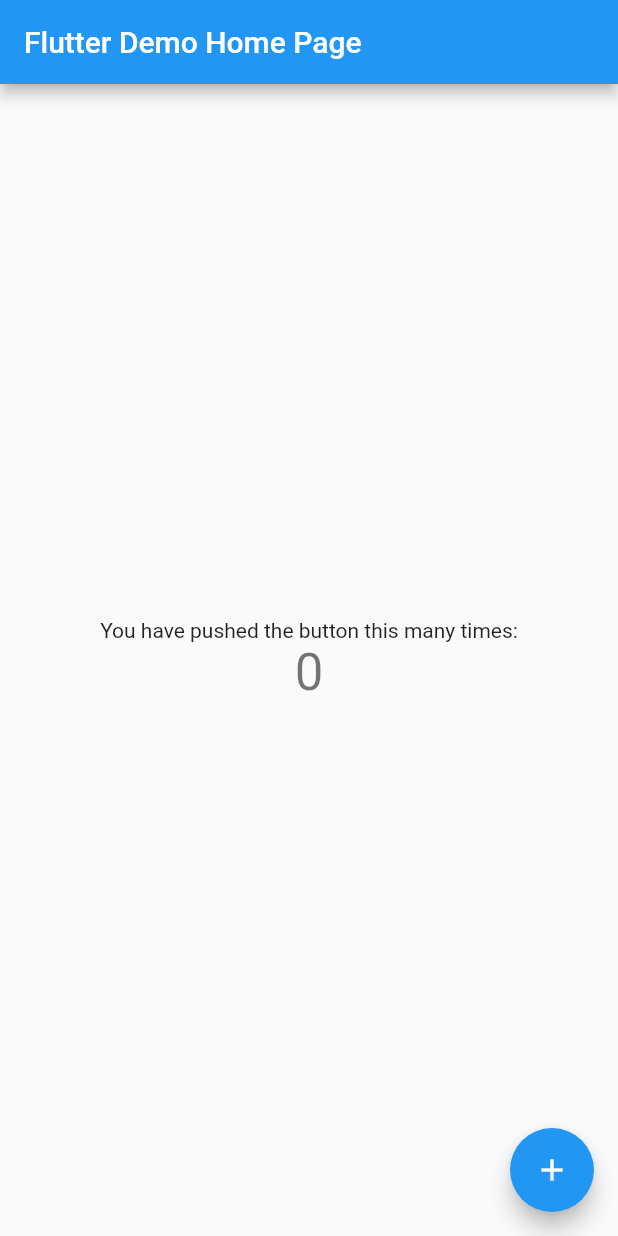
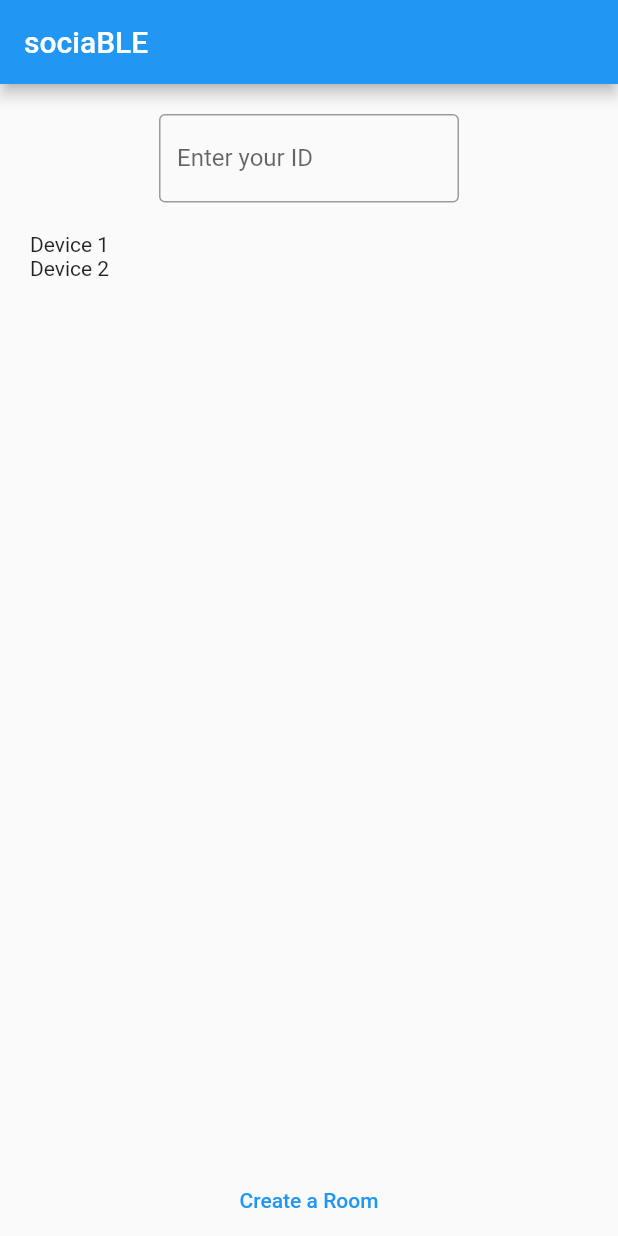
Before and after one commit to jameschoi97/sociaBLE_flutter, a Flutter app: the screen it shows after launch, on a phone screen of 412 x 824 dp. Run offline on Flutter 3.47's test engine with Material 2 defaults, Android fonts, the phone set to English and light mode, and no system bars; our stand-ins replace get.

Commit message:
no message

```diff
--- a/lib/config/constants/ui/theme_constants.dart
+++ b/lib/config/constants/ui/theme_constants.dart
@@ -0,0 +1,4 @@
+import 'dart:ui';
+
+import 'package:flutter/material.dart';
+import 'package:get/get.dart';
--- a/lib/main.dart
+++ b/lib/main.dart
@@ -1,113 +1,7 @@
 import 'package:flutter/material.dart';
 
+import 'sociable_app.dart';
+
 void main() {
-  runApp(MyApp());
+  runApp(SociableApp());
 }
-
-class MyApp extends StatelessWidget {
-  // This widget is the root of your application.
-  @override
-  Widget build(BuildContext context) {
-    return MaterialApp(
-      title: 'Flutter Demo',
-      theme: ThemeData(
-        // This is the theme of your application.
-        //
-        // Try running your application with "flutter run". You'll see the
-        // application has a blue toolbar. Then, without quitting the app, try
-        // changing the primarySwatch below to Colors.green and then invoke
-        // "hot reload" (press "r" in the console where you ran "flutter run",
-        // or simply save your changes to "hot reload" in a Flutter IDE).
-        // Notice that the counter didn't reset back to zero; the application
-        // is not restarted.
-        primarySwatch: Colors.blue,
-      ),
-      home: MyHomePage(title: 'Flutter Demo Home Page'),
-    );
-  }
-}
-
-class MyHomePage extends StatefulWidget {
-  MyHomePage({Key key, this.title}) : super(key: key);
-
-  // This widget is the home page of your application. It is stateful, meaning
-  // that it has a State object (defined below) that contains fields that affect
-  // how it looks.
-
-  // This class is the configuration for the state. It holds the values (in this
-  // case the title) provided by the parent (in this case the App widget) and
-  // used by the build method of the State. Fields in a Widget subclass are
-  // always marked "final".
-
-  final String title;
-
-  @override
-  _MyHomePageState createState() => _MyHomePageState();
-}
-
-class _MyHomePageState extends State<MyHomePage> {
-  int _counter = 0;
-
-  void _incrementCounter() {
-    setState(() {
-      // This call to setState tells the Flutter framework that something has
-      // changed in this State, which causes it to rerun the build method below
-      // so that the display can reflect the updated values. If we changed
-      // _counter without calling setState(), then the build method would not be
-      // called again, and so nothing would appear to happen.
-      _counter++;
-    });
-  }
-
-  @override
-  Widget build(BuildContext context) {
-    // This method is rerun every time setState is called, for instance as done
-    // by the _incrementCounter method above.
-    //
-    // The Flutter framework has been optimized to make rerunning build methods
-    // fast, so that you can just rebuild anything that needs updating rather
-    // than having to individually change instances of widgets.
-    return Scaffold(
-      appBar: AppBar(
-        // Here we take the value from the MyHomePage object that was created by
-        // the App.build method, and use it to set our appbar title.
-        title: Text(widget.title),
-      ),
-      body: Center(
-        // Center is a layout widget. It takes a single child and positions it
-        // in the middle of the parent.
-        child: Column(
-          // Column is also a layout widget. It takes a list of children and
-          // arranges them vertically. By default, it sizes itself to fit its
-          // children horizontally, and tries to be as tall as its parent.
-          //
-          // Invoke "debug painting" (press "p" in the console, choose the
-          // "Toggle Debug Paint" action from the Flutter Inspector in Android
-          // Studio, or the "Toggle Debug Paint" command in Visual Studio Code)
-          // to see the wireframe for each widget.
-          //
-          // Column has various properties to control how it sizes itself and
-          // how it positions its children. Here we use mainAxisAlignment to
-          // center the children vertically; the main axis here is the vertical
-          // axis because Columns are vertical (the cross axis would be
-          // horizontal).
-          mainAxisAlignment: MainAxisAlignment.center,
-          children: <Widget>[
-            Text(
-              'You have pushed the button this many times:',
-            ),
-            Text(
-              '$_counter',
-              style: Theme.of(context).textTheme.headline4,
-            ),
-          ],
-        ),
-      ),
-      floatingActionButton: FloatingActionButton(
-        onPressed: _incrementCounter,
-        tooltip: 'Increment',
-        child: Icon(Icons.add),
-      ), // This trailing comma makes auto-formatting nicer for build methods.
-    );
-  }
-}
--- a/lib/sociable_app.dart
+++ b/lib/sociable_app.dart
@@ -0,0 +1,20 @@
+import 'package:flutter/material.dart';
+import 'package:flutter/cupertino.dart';
+import 'package:get/get.dart';
+import 'ui/pages/main_menu/main_menu_page.dart';
+
+class SociableApp extends StatelessWidget {
+  @override
+  Widget build(BuildContext context) {
+    return GetMaterialApp(
+      title: 'SociaBLE',
+      defaultTransition: Transition.rightToLeft,
+      initialRoute: MainMenuPage.name,
+      routes: {
+        MainMenuPage.name: (_) => MainMenuPage(),
+      },
+    );
+    throw UnimplementedError();
+  }
+
+}
--- a/lib/ui/pages/main_menu/main_menu_page.dart
+++ b/lib/ui/pages/main_menu/main_menu_page.dart
@@ -0,0 +1,46 @@
+import 'package:flutter/cupertino.dart';
+import 'package:flutter/material.dart';
+
+class MainMenuPage extends StatelessWidget {
+  static final String name = '/main_menu';
+
+  @override
+  Widget build(BuildContext context) {
+    return Scaffold(
+      appBar: AppBar(
+        title: Text('sociaBLE'),
+      ),
+      body: Column (
+        children: [
+          SizedBox(height: 20),
+          Container(
+            width: 200,
+            child: TextField(
+              decoration: InputDecoration(
+                border: OutlineInputBorder(),
+                labelText: 'Enter your ID',
+              ),
+            ),
+          ),
+          Expanded(
+              child: Padding(
+                padding: const EdgeInsets.all(20.0),
+                child: ListView(
+                  children: [
+                    Text('Device 1'),
+                    Text('Device 2'),
+                  ],
+                ),
+              ),
+          ),
+          TextButton(
+              onPressed: () => {print('HI')},
+              child: Text('Create a Room'),
+          )
+        ],
+      )
+    );
+    throw UnimplementedError();
+  }
+
+}
--- a/pubspec.yaml
+++ b/pubspec.yaml
@@ -23,6 +23,7 @@ environment:
 dependencies:
   flutter:
     sdk: flutter
+  get: ^4.1.1
 
 
   # The following adds the Cupertino Icons font to your application.
```
Also changed, not shown: pubspec.lock, 6 other files.
